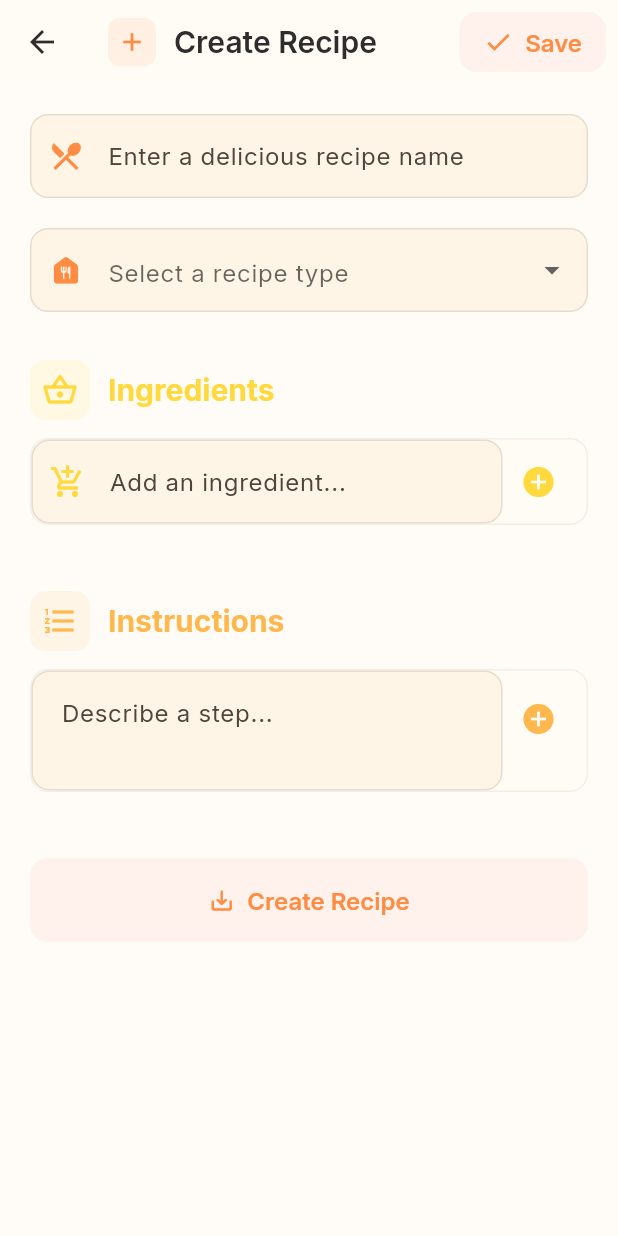
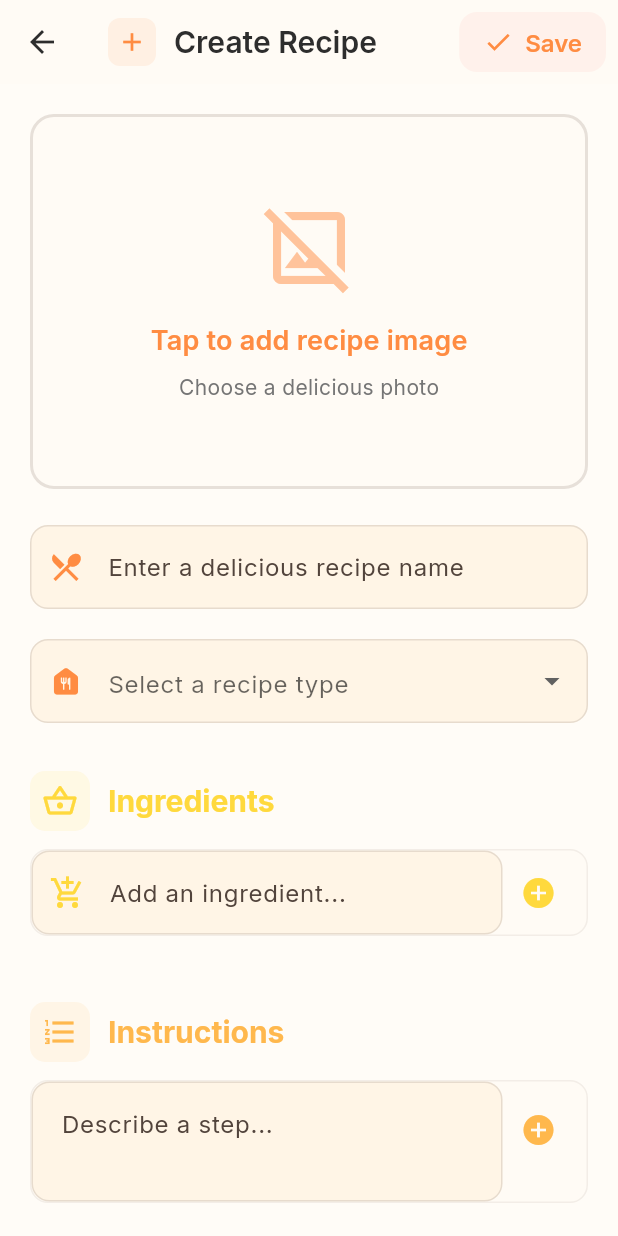
Before and after one commit to farizakif/recipeapptest, a Flutter app: the screen it shows after launch, after a tap on the "add" icon, on a phone screen of 412 x 824 dp. Run offline on Flutter 3.47's test engine with Material 3 defaults, Android fonts, the phone set to English and light mode, and no system bars; drawn by our look-alikes of flutter_animate; our stand-ins replace equatable, expandable, flutter_bloc, google_fonts, image_picker, shimmer and 1 more; accounts and stored records are empty.

Commit message:
-improve ui & refactor code

```diff
--- a/lib/data/local/sqlite_helper.dart
+++ b/lib/data/local/sqlite_helper.dart
@@ -21,9 +21,20 @@ class SQLiteHelper {
 
     return await openDatabase(
       path,
-      version: 1,
+      version: 2,
       onCreate: _onCreate,
+      onUpgrade: _onUpgrade,
     );
+  }
+
+  Future<void> _onUpgrade(Database db, int oldVersion, int newVersion) async {
+    if (oldVersion < 2) {
+      try {
+        await db.execute('ALTER TABLE recipes ADD COLUMN imageBase64 TEXT');
+      } catch (e) {
+        // Column might already exist
+      }
+    }
   }
 
   Future<void> _onCreate(Database db, int version) async {
@@ -33,6 +44,7 @@ class SQLiteHelper {
         title TEXT NOT NULL,
         recipeType TEXT NOT NULL,
         imagePath TEXT NOT NULL,
+        imageBase64 TEXT,
         ingredients TEXT NOT NULL,
         steps TEXT NOT NULL
       )
--- a/lib/data/models/recipe.dart
+++ b/lib/data/models/recipe.dart
@@ -6,6 +6,7 @@ class Recipe extends Equatable {
   final String title;
   final String recipeType;
   final String imagePath;
+  final String? imageBase64;
   final List<String> ingredients;
   final List<String> steps;
 
@@ -14,6 +15,7 @@ class Recipe extends Equatable {
     required this.title,
     required this.recipeType,
     required this.imagePath,
+    this.imageBase64,
     required this.ingredients,
     required this.steps,
   });
@@ -24,6 +26,7 @@ class Recipe extends Equatable {
       title: json['title'] as String,
       recipeType: json['recipeType'] as String,
       imagePath: json['imagePath'] as String,
+      imageBase64: json['imageBase64'] as String?,
       ingredients: List<String>.from(jsonDecode(json['ingredients'] as String) as List,),
       steps: List<String>.from(jsonDecode(json['steps'] as String) as List,),
     );
@@ -35,6 +38,7 @@ class Recipe extends Equatable {
       'title': title,
       'recipeType': recipeType,
       'imagePath': imagePath,
+      'imageBase64': imageBase64,
       'ingredients': jsonEncode(ingredients),
       'steps': jsonEncode(steps),
     };
@@ -45,6 +49,7 @@ class Recipe extends Equatable {
     String? title,
     String? recipeType,
     String? imagePath,
+    String? imageBase64,
     List<String>? ingredients,
     List<String>? steps,
   }) {
@@ -53,11 +58,12 @@ class Recipe extends Equatable {
       title: title ?? this.title,
       recipeType: recipeType ?? this.recipeType,
       imagePath: imagePath ?? this.imagePath,
+      imageBase64: imageBase64 ?? this.imageBase64,
       ingredients: ingredients ?? this.ingredients,
       steps: steps ?? this.steps,
     );
   }
 
   @override
-  List<Object?> get props => [id, title, recipeType, imagePath, ingredients, steps];
+  List<Object?> get props => [id, title, recipeType, imagePath, imageBase64, ingredients, steps];
 }
--- a/lib/presentation/screen/recipe_form_page.dart
+++ b/lib/presentation/screen/recipe_form_page.dart
@@ -1,6 +1,9 @@
 import 'package:flutter/material.dart';
 import 'package:flutter_bloc/flutter_bloc.dart';
 import 'package:flutter_animate/flutter_animate.dart';
+import 'package:image_picker/image_picker.dart';
+import 'dart:convert';
+import 'dart:io';
 import '../../bloc/recipe/recipe_bloc.dart';
 import '../../bloc/recipe/recipe_event.dart';
 import '../../data/models/recipe.dart';
@@ -24,6 +27,9 @@ class _RecipeFormPageState extends State<RecipeFormPage> {
   String? selectedType;
   List<String> ingredients = [];
   List<String> steps = [];
+  String? imageBase64;
+  File? pickedImageFile;
+  final ImagePicker _imagePicker = ImagePicker();
 
   bool get isEditing => widget.recipe != null;
 
@@ -36,6 +42,7 @@ class _RecipeFormPageState extends State<RecipeFormPage> {
       selectedType = widget.recipe!.recipeType;
       ingredients = List.from(widget.recipe!.ingredients);
       steps = List.from(widget.recipe!.steps);
+      imageBase64 = widget.recipe!.imageBase64;
     }
   }
 
@@ -45,6 +52,31 @@ class _RecipeFormPageState extends State<RecipeFormPage> {
     ingredientController.dispose();
     stepController.dispose();
     super.dispose();
+  }
+
+  Future<void> pickImage() async {
+    try {
+      final XFile? image = await _imagePicker.pickImage(
+        source: ImageSource.gallery,
+        maxWidth: 1024,
+        maxHeight: 1024,
+        imageQuality: 85,
+      );
+
+      if (image != null) {
+        final bytes = await File(image.path).readAsBytes();
+        setState(() {
+          pickedImageFile = File(image.path);
+          imageBase64 = base64Encode(bytes);
+        });
+      }
+    } catch (e) {
+      if (mounted) {
+        ScaffoldMessenger.of(context).showSnackBar(
+          SnackBar(content: Text('Failed to pick image: $e')),
+        );
+      }
+    }
   }
 
   void addIngredient() {
@@ -98,6 +130,7 @@ class _RecipeFormPageState extends State<RecipeFormPage> {
         title: titleController.text.trim(),
         recipeType: selectedType!,
         imagePath: '',
+        imageBase64: imageBase64,
         ingredients: ingredients,
         steps: steps,
       );
@@ -156,6 +189,96 @@ class _RecipeFormPageState extends State<RecipeFormPage> {
         child: ListView(
           padding: const EdgeInsets.all(20),
           children: [
+            GestureDetector(
+              onTap: pickImage,
+              child: Container(
+                height: 250,
+                decoration: BoxDecoration(
+                  color: colorScheme.surface,
+                  borderRadius: BorderRadius.circular(16),
+                  border: Border.all(
+                    color: colorScheme.outline.withOpacity(0.2),
+                    width: 2,
+                  ),
+                ),
+                child: pickedImageFile != null || imageBase64 != null
+                    ? Stack(
+                        children: [
+                          ClipRRect(
+                            borderRadius: BorderRadius.circular(14),
+                            child: pickedImageFile != null
+                                ? Image.file(
+                                    pickedImageFile!,
+                                    fit: BoxFit.cover,
+                                    width: double.infinity,
+                                    height: double.infinity,
+                                  )
+                                : Image.memory(
+                                    base64Decode(imageBase64!),
+                                    fit: BoxFit.cover,
+                                    width: double.infinity,
+                                    height: double.infinity,
+                                  ),
+                          ),
+                          Positioned(
+                            top: 12,
+                            right: 12,
+                            child: Container(
+                              decoration: BoxDecoration(
+                                color: Colors.black.withOpacity(0.6),
+                                shape: BoxShape.circle,
+                              ),
+                              child: IconButton(
+                                onPressed: () {
+                                  setState(() {
+                                    pickedImageFile = null;
+                                    imageBase64 = null;
+                                  });
+                                },
+                                icon: const Icon(
+                                  Icons.close,
+                                  color: Colors.white,
+                                  size: 24,
+                                ),
+                              ),
+                            ),
+                          ),
+                        ],
+                      )
+                    : Center(
+                        child: Column(
+                          mainAxisAlignment: MainAxisAlignment.center,
+                          children: [
+                            Icon(
+                              Icons.image_not_supported_outlined,
+                              size: 64,
+                              color: colorScheme.primary.withOpacity(0.5),
+                            ),
+                            const SizedBox(height: 16),
+                            Text(
+                              'Tap to add recipe image',
+                              style: Theme.of(context).textTheme.titleMedium?.copyWith(
+                                color: colorScheme.primary,
+                                fontWeight: FontWeight.w600,
+                              ),
+                            ),
+                            const SizedBox(height: 8),
+                            Text(
+                              'Choose a delicious photo',
+                              style: Theme.of(context).textTheme.bodyMedium?.copyWith(
+                                color: Colors.grey[600],
+                              ),
+                            ),
+                          ],
+                        ),
+                      ),
+              ),
+            )
+                .animate()
+                .fadeIn(duration: 300.ms)
+                .slideY(begin: -0.1, end: 0, duration: 300.ms),
+            const SizedBox(height: 24),
+
             TextFormField(
               controller: titleController,
               decoration: InputDecoration(
@@ -188,7 +311,6 @@ class _RecipeFormPageState extends State<RecipeFormPage> {
                 .slideY(begin: -0.1, end: 0, duration: 300.ms, delay: 50.ms),
             const SizedBox(height: 32),
 
-            // Ingredients Section
             buildSectionHeader(
               context,
               'Ingredients',
@@ -245,7 +367,6 @@ class _RecipeFormPageState extends State<RecipeFormPage> {
               }),
             const SizedBox(height: 32),
 
-            // Steps Section
             buildSectionHeader(
               context,'Instructions',
               Icons.format_list_numbered,
@@ -302,7 +423,6 @@ class _RecipeFormPageState extends State<RecipeFormPage> {
               }),
             const SizedBox(height: 32),
 
-            // Save Button
             ElevatedButton.icon(
               onPressed: saveRecipe,
               icon: const Icon(Icons.save_alt_rounded),
--- a/lib/presentation/widgets/recipe_card.dart
+++ b/lib/presentation/widgets/recipe_card.dart
@@ -1,5 +1,6 @@
 import 'package:flutter/material.dart';
 import 'package:flutter_animate/flutter_animate.dart';
+import 'dart:convert';
 import '../../data/models/recipe.dart';
 
 class RecipeCard extends StatelessWidget {
@@ -31,17 +32,17 @@ class RecipeCard extends StatelessWidget {
               flex: 3,
               child: Stack(
                 children: [
-                  recipe.imagePath.isNotEmpty
-                      ? Image.asset(
-                          'assets/${recipe.imagePath}',
+                  recipe.imageBase64 != null && recipe.imageBase64!.isNotEmpty
+                      ? Image.memory(
+                          base64Decode(recipe.imageBase64!),
                           width: double.infinity,
                           height: double.infinity,
                           fit: BoxFit.cover,
                           errorBuilder: (context, error, stackTrace) {
-                            return buildGradientPlaceholder(colorScheme);
+                            return buildFallbackImage(context, colorScheme, recipe);
                           },
                         )
-                      : buildGradientPlaceholder(colorScheme),
+                      : buildFallbackImage(context, colorScheme, recipe),
                   Positioned(
                     top: 12,
                     right: 12,
@@ -138,6 +139,21 @@ class RecipeCard extends StatelessWidget {
         .slideY(begin: 0.1, end: 0, duration: 300.ms, delay: (index * 50).ms);
   }
 
+  Widget buildFallbackImage(BuildContext context, ColorScheme colorScheme, Recipe recipe) {
+    if (recipe.imagePath.isNotEmpty) {
+      return Image.asset(
+        'assets/${recipe.imagePath}',
+        width: double.infinity,
+        height: double.infinity,
+        fit: BoxFit.cover,
+        errorBuilder: (context, error, stackTrace) {
+          return buildGradientPlaceholder(colorScheme);
+        },
+      );
+    }
+    return buildGradientPlaceholder(colorScheme);
+  }
+
   Widget buildInfoChip(
     BuildContext context,
     IconData icon,
```
Also changed, not shown: lib/presentation/screen/recipe_detail_page.dart (+26 -19 lines).
